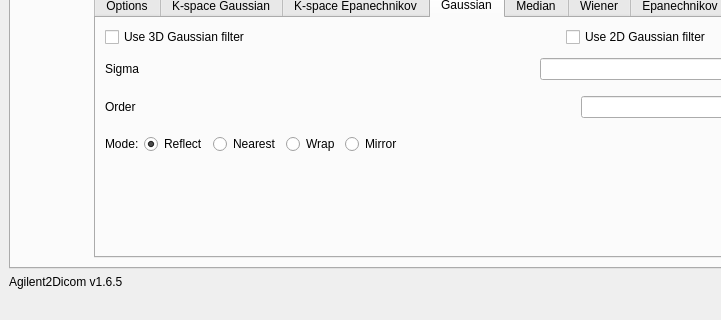
maeager/Agilent2Dicom, file Agilent2DicomQt.ui: the form before one commit; both pictures show x 0 to 721 and y 291 to 611 of the 1146 by 611 pixel window.
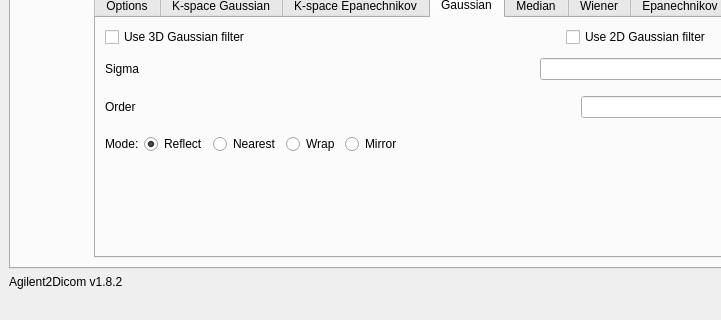
The form after the commit.

Diff of the .ui file:
```diff
--- a/Agilent2DicomQt.ui
+++ b/Agilent2DicomQt.ui
@@ -1859,7 +1859,7 @@
          <enum>QFrame::Sunken</enum>
         </property>
         <property name="text">
-         <string>Agilent2Dicom v1.6.5</string>
+         <string>Agilent2Dicom v1.8.2</string>
         </property>
        </widget>
       </item>
```
Left out of the diff: 2 changed lines with no effect on the pictures.
